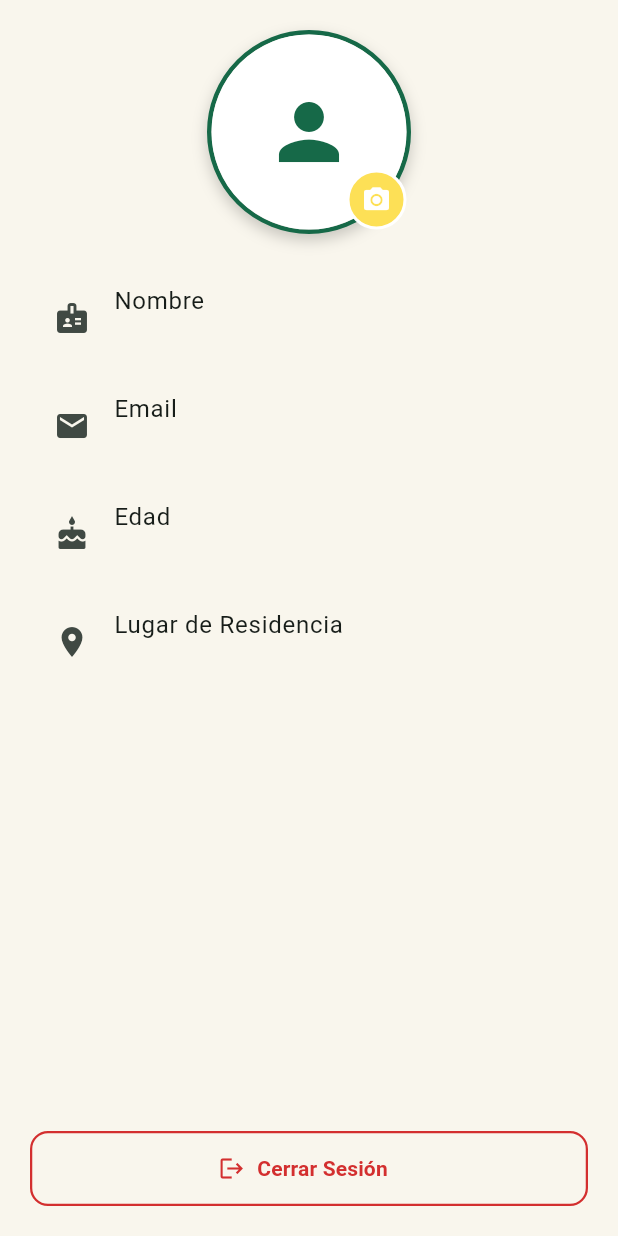
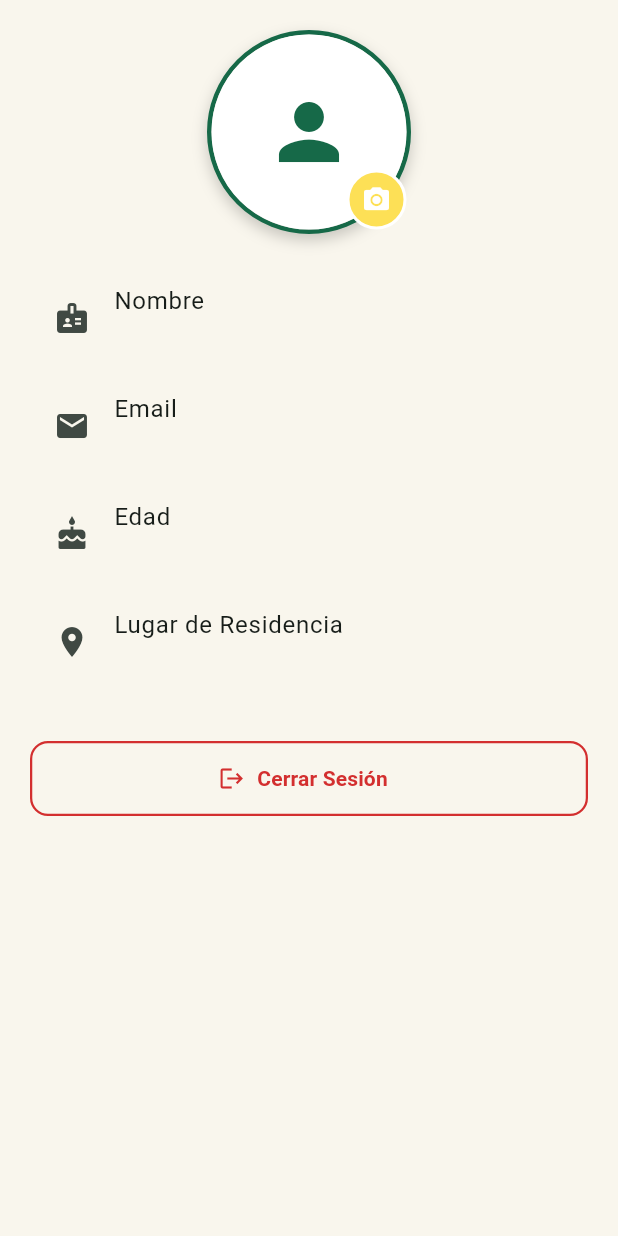
Before and after one commit to carlosdhr8/ProyectoZeus, a Flutter app: the PerfilTab widget shown alone on an empty page, opened directly with empty values, on a phone screen of 412 x 824 dp. Run offline on Flutter 3.47's test engine with Material 3 defaults, Android fonts, the phone set to English and light mode, and no system bars; our stand-ins replace image_picker, table_calendar.

Commit message:
Fix UI responsiveness and layout issues for small screens in PerfilTab and PaseadoresTab

```diff
--- a/lib/screens/tabs/paseadores_tab.dart
+++ b/lib/screens/tabs/paseadores_tab.dart
@@ -196,7 +196,9 @@ class _PaseadoresTabState extends State<PaseadoresTab> {
                         ),
                         child: Column(
                           children: [
-                            Row(
+                            FittedBox(
+                              fit: BoxFit.scaleDown,
+                              child: Row(
                                 mainAxisAlignment: MainAxisAlignment.center,
                                 children: [
                                   const Icon(Icons.directions_walk, color: Colors.brown, size: 28),
@@ -206,6 +208,7 @@ class _PaseadoresTabState extends State<PaseadoresTab> {
                                     style: TextStyle(fontWeight: FontWeight.w900, fontSize: 13, letterSpacing: 1.2, color: Colors.brown),
                                   ),
                                 ],
+                              ),
                             ),
                             const SizedBox(height: 15),
                             Container(
--- a/lib/screens/tabs/perfil_tab.dart
+++ b/lib/screens/tabs/perfil_tab.dart
@@ -162,7 +162,8 @@ class _PerfilTabState extends State<PerfilTab> {
   @override
   Widget build(BuildContext context) {
     var userData = widget.userData;
-    return Padding(
+    return SafeArea(
+      child: SingleChildScrollView(
         padding: const EdgeInsets.all(20),
         child: Column(
           children: [
@@ -248,7 +249,7 @@ class _PerfilTabState extends State<PerfilTab> {
               ),
             ),
           ],
-          const Spacer(),
+            const SizedBox(height: 30),
             OutlinedButton.icon(
               style: OutlinedButton.styleFrom(
                 foregroundColor: Theme.of(context).colorScheme.error,
@@ -271,6 +272,7 @@ class _PerfilTabState extends State<PerfilTab> {
             ),
           ],
         ),
+      ),
     );
   }
 }
```
Lines whose indentation alone changed are shown as unchanged.
